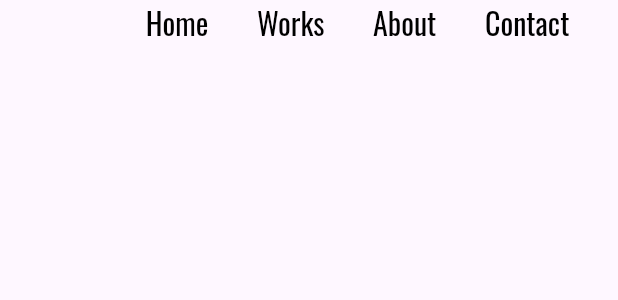
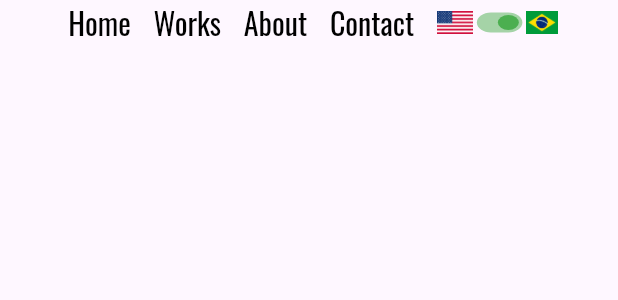
Before and after one commit to Marinammm/leoni_mm, a Flutter app: the TabsWebList widget shown alone on an empty page, opened directly, on a phone screen of 412 x 824 dp. Shown: the top 300 px of the screen. Run offline on Flutter 3.47's test engine with Material 3 defaults, Android fonts, the phone set to English and light mode, and no system bars; our stand-ins replace cloud_firestore, firebase_core, flutter_svg, google_fonts, logger, url_strategy; accounts and stored records are empty.

Commit message:
created switch language button between portuguese and english, using provider

```diff
--- /dev/null
+++ b/lib/common/components/language.dart
@@ -0,0 +1,70 @@
+import 'package:flutter/cupertino.dart';
+import 'package:flutter/material.dart';
+import 'package:provider/provider.dart';
+
+class LanguageViewModel with ChangeNotifier {
+  bool _language = true;
+  bool get language => _language;
+
+  void switchLanguage() {
+    _language = !_language;
+    notifyListeners();
+  }
+}
+
+class LanguageText {
+  static String getBubbleText (lang) {
+    if (lang) {
+      return 'Olá, eu sou';
+    } else {
+      return 'Hello I am';
+    }
+  }
+
+  static String getTitleText (lang) {
+    if (lang) {
+      return 'Desenvolvedor Front-End';
+    } else {
+      return 'Frontend developer';
+    }
+  }
+}
+
+class LanguageButton extends StatelessWidget {
+  const LanguageButton({super.key});
+
+  @override
+  Widget build(BuildContext context) {
+    return ChangeNotifierProvider<LanguageViewModel>(create: (_) => LanguageViewModel(),
+      child: Consumer<LanguageViewModel>(builder: (context, model, child) =>
+        Row(
+          children: [
+            Image.asset(
+              'assets/eua.png',
+              height: 15.0,
+            ),
+            SizedBox(
+              height: 20.0,
+              width: 35.0,
+              child: FittedBox(
+                fit: BoxFit.fill,
+                child: Switch(
+                  value: model.language,
+                  activeColor: Colors.green,
+                  inactiveThumbColor: Colors.red,
+                  inactiveTrackColor: Colors.redAccent[100],
+                  onChanged: (bool value) {
+                    model.switchLanguage();
+                  }),
+              ),
+            ),
+            Image.asset(
+              'assets/brasil.png',
+              height: 15.0,
+            ),
+          ],
+        )
+      )
+    );
+  }
+}
--- a/lib/common/components/tabs.dart
+++ b/lib/common/components/tabs.dart
@@ -1,5 +1,6 @@
 import 'package:flutter/material.dart';
 import 'package:google_fonts/google_fonts.dart';
+import 'package:leoni_mm/common/components/language.dart';
 
 final homeKey = GlobalKey();
 final aboutKey = GlobalKey();
@@ -86,6 +87,8 @@ class TabsWebList extends StatelessWidget {
       Spacer(),
       TabsWeb(title: 'Contact', route: '/', navigationKey: contactKey,),
       Spacer(),
+      LanguageButton(),
+      SizedBox(width: 40.0,),
     ]);
   }
 }
--- a/pubspec.yaml
+++ b/pubspec.yaml
@@ -41,6 +41,7 @@ dependencies:
   firebase_core:
   cloud_firestore: ^5.6.2
   logger:
+  provider: ^6.0.2
 
 dev_dependencies:
   flutter_test:
```
Also changed, not shown: lib/web/landing_page_web.dart (+10 -3 lines), assets/brasil.png (added), assets/eua.png (added), pubspec.lock.
